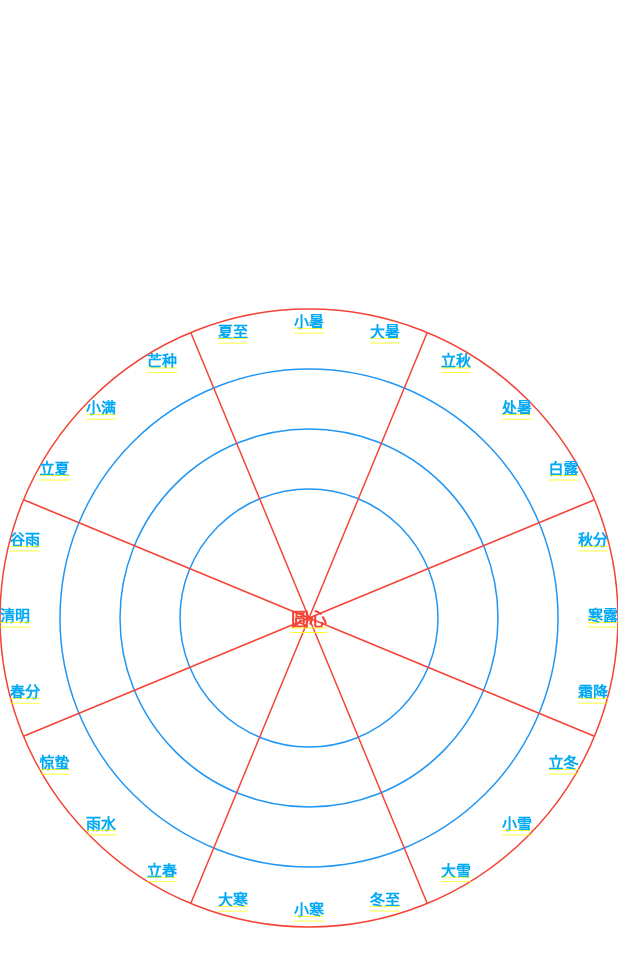
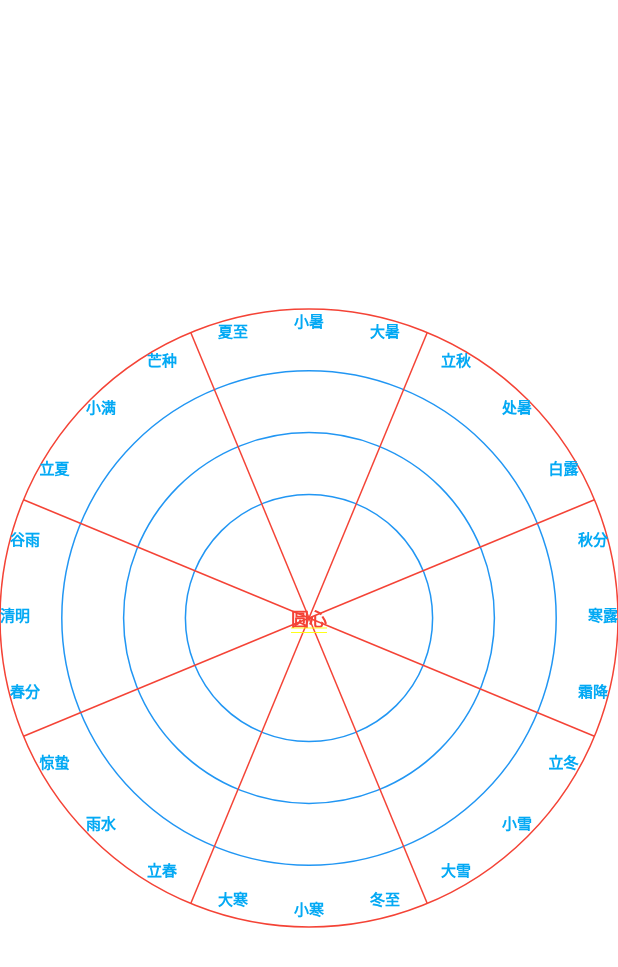
Before and after one commit to Aquarian-Age/golang-flutter, a Flutter app: the screen it shows after launch, on a phone screen of 412 x 824 dp. Shown: the top 967 px of the screen. Run offline on Flutter 3.47's test engine with Material 2 defaults, Android fonts, the phone set to English and light mode, and no system bars; our stand-ins replace sprintf; missing offline and left inert: flutter_my_picker_null_safety, flutter_picker, window_size.

Commit message:
半径百分比画多圆

```diff
--- a/draw_jieqi/lib/main.dart
+++ b/draw_jieqi/lib/main.dart
@@ -77,7 +77,10 @@ class _MyHomePageState extends State<MyHomePage> {
           child: Text(
             "${(i % 15) == 0 && index < 24 ? list[index] : "-"}",
             //"${x1.toInt()},${y1.toInt()}", //left:x1 top:y1
-            style: const TextStyle(fontSize: 10, color: Colors.lightBlue),
+            style: const TextStyle(
+                fontSize: 10,
+                color: Colors.lightBlue,
+                decoration: TextDecoration.none),
           )));
     }
     setState(() {
```
Also changed, not shown: draw_jieqi/lib/paint.dart (+4 -4 lines).
